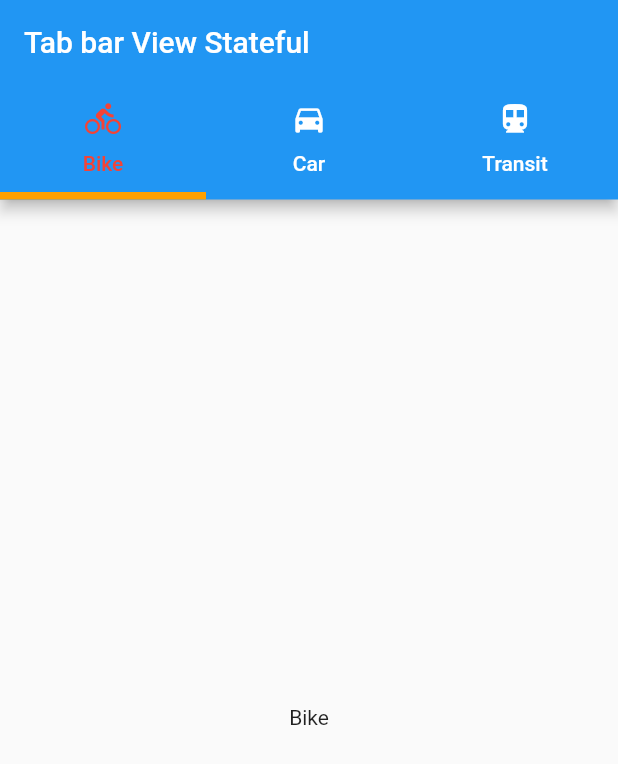
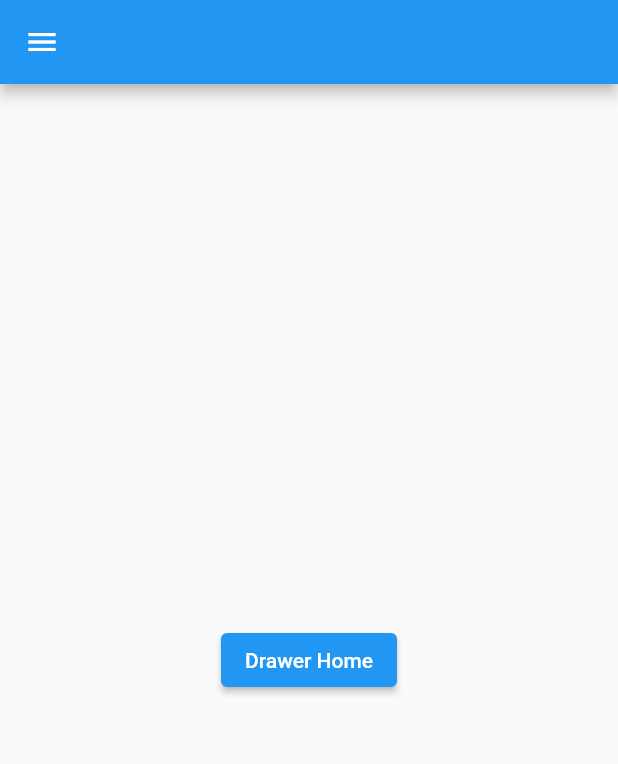
Before and after one commit to source3thaipvt/Learn_Flutter, a Flutter app: the screen it shows after launch, on a phone screen of 412 x 824 dp. Shown: the top 764 px of the screen. Run offline on Flutter 3.47's test engine with Material 2 defaults, Android fonts, the phone set to English and light mode, and no system bars.

Commit message:
using Drawer & Drawer Header

```diff
--- a/lib/main.dart
+++ b/lib/main.dart
@@ -1,11 +1,13 @@
 import 'dart:developer';
 
 import 'package:flutter/cupertino.dart';
+import 'package:flutter/gestures.dart';
 import 'package:flutter/material.dart';
+import 'package:flutter/services.dart';
 import 'package:hello_world/data/listData.dart';
 
 void main() {
-  runApp(MyWidgetTabbarStatefulWidget());
+  runApp(MyDrawerWidget());
 }
 
 // giới thiệu về Widget Container, Text
@@ -1213,3 +1215,92 @@ class _MyWidgetTabbarStatefulWidgetState
     );
   }
 }
+
+// giới thiệu về Widget Drawer & Drawer Header
+class MyDrawerWidget extends StatelessWidget {
+  const MyDrawerWidget({Key? key}) : super(key: key);
+
+  @override
+  Widget build(BuildContext context) {
+    return MaterialApp(
+      home: DrawHomePage(),
+    );
+  }
+}
+
+class DrawHomePage extends StatelessWidget {
+  const DrawHomePage({Key? key}) : super(key: key);
+
+  @override
+  Widget build(BuildContext context) {
+    return Scaffold(
+      appBar: AppBar(),
+      drawer: Drawer(
+        // endDrawer: Drawer( // menu drawer end tool bar
+        child: Container(
+          color: Colors.green[100],
+          child: Column(
+            // padding: EdgeInsets.zero,
+            children: [
+              Container(
+                // width: double.infinity,
+                // child: DrawerHeader(
+                //   decoration: BoxDecoration(color: Colors.purple),
+                //   child: Container(
+                //     color: Colors.grey,
+                //     child: Text("Drawer Header"),
+                //   ),
+                // ),
+                child: UserAccountsDrawerHeader(
+                  decoration: BoxDecoration(color: Colors.amber),
+                  accountName: Text('Test'),
+                  accountEmail: Text('testemail@gmail.com'),
+                  currentAccountPicture: CircleAvatar(
+                    backgroundColor: Colors.white,
+                    backgroundImage:
+                        AssetImage('lib/src/assets/images/logo3x.png'),
+                    // NetworkImage(
+                    // "https://cdn.nguyenkimmall.com/images/detailed/555/may-anh-cho-nguoi-moi.jpg"),
+                  ),
+                ),
+              ),
+              ListTile(
+                title: Text('item 1'),
+                onTap: () {
+                  print("item 1");
+                  Navigator.of(context).pop();
+                },
+              ),
+              ListTile(
+                title: Text('item 2'),
+                onTap: () {
+                  print("item 2");
+                  Navigator.of(context).pop();
+                },
+              ),
+              ListTile(
+                title: Text('item 3'),
+                onTap: () {
+                  print("item 3");
+                },
+              ),
+            ],
+          ),
+        ),
+      ),
+      body: SafeArea(
+        // openDrawer = button ElevatedButton Scaffold.of(context).openDrawer();
+        child: Builder(builder: (context) {
+          return Center(
+            child: ElevatedButton(
+              onPressed: (() {
+                Scaffold.of(context).openDrawer();
+              }),
+              child: Text('Drawer Home'),
+            ),
+          );
+        }),
+      ),
+    );
+  }
+}
```
